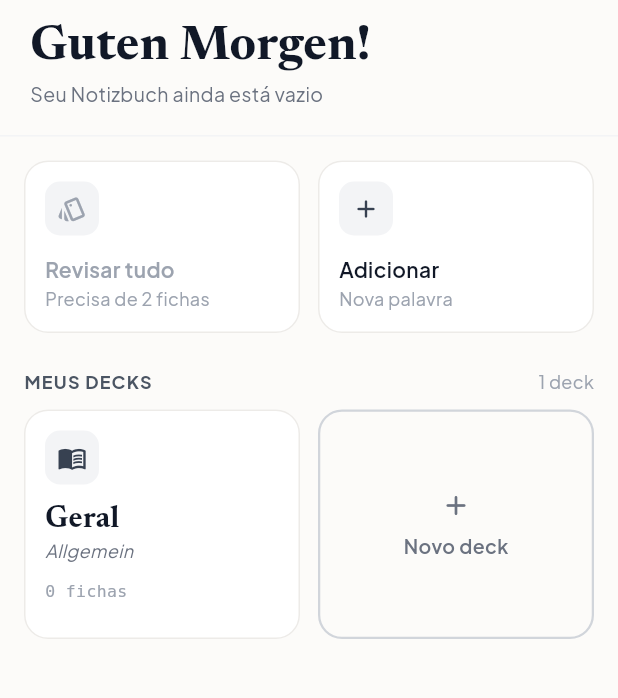
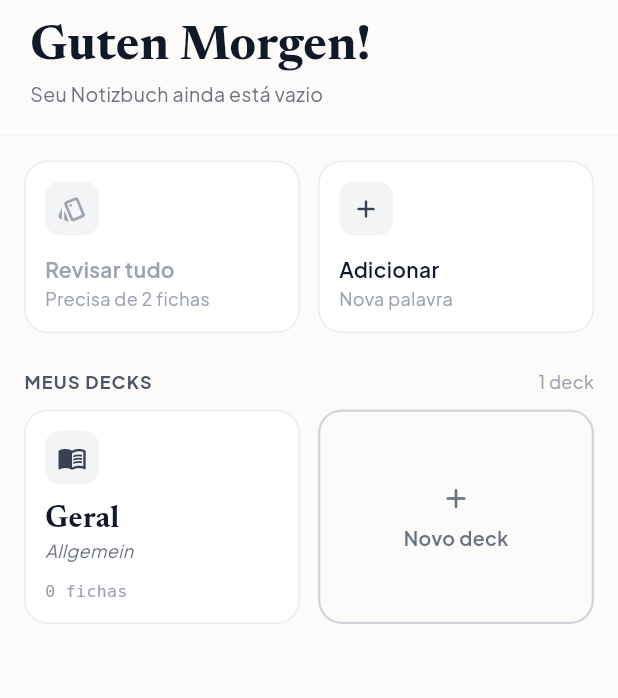
Before and after one commit to brunodiedrich97/mein-notizbuch, a Flutter app: the screen it shows after launch, on a phone screen of 412 x 824 dp, the part 66-764 px from its top. Run offline on Flutter 3.47's test engine with Material 3 defaults, Android fonts, the phone set to English and light mode, and no system bars; our stand-ins replace drift, flutter_riverpod, flutter_svg, flutter_tts, sqlite3_flutter_libs; missing offline and left inert: sqlite3; accounts and stored records are empty; generated files the repository leaves out were written again.

Commit message:
fix(decks): ajustar barra de classes nos decks
- Corrige a CategoryBar, que não aparecia: os segmentos ficavam com
  altura zero dentro da Row (falta de CrossAxisAlignment.stretch)
- Mostra só o nome da classe na legenda da tela do deck, sem a
  quantidade
- Remove a barra de classes dos cartões de deck na tela inicial

```diff
--- a/lib/features/decks/presentation/widgets/category_bar.dart
+++ b/lib/features/decks/presentation/widgets/category_bar.dart
@@ -37,6 +37,8 @@ class CategoryBar extends StatelessWidget {
       child: SizedBox(
         height: height,
         child: Row(
+          // Sem "stretch", os ColoredBox (sem filho) ficam com altura zero.
+          crossAxisAlignment: CrossAxisAlignment.stretch,
           children: [
             for (var i = 0; i < counts.length; i++) ...[
               if (i > 0) const SizedBox(width: 1.5),
@@ -54,7 +56,7 @@ class CategoryBar extends StatelessWidget {
   }
 }
 
-/// Legenda da [CategoryBar]: "● der 2  ● die 1  ● verbo 3".
+/// Legenda da [CategoryBar]: "● der  ● die  ● verbo".
 class CategoryLegend extends StatelessWidget {
   const CategoryLegend({super.key, required this.words});
 
@@ -81,7 +83,7 @@ class CategoryLegend extends StatelessWidget {
               ),
               const SizedBox(width: 4),
               Text(
-                '${_legendLabel(e.key)} ${e.value}',
+                _legendLabel(e.key),
                 style: TextStyle(
                   fontSize: 12,
                   fontWeight: FontWeight.w600,
--- a/lib/features/decks/presentation/widgets/deck_card.dart
+++ b/lib/features/decks/presentation/widgets/deck_card.dart
@@ -3,7 +3,6 @@ import 'package:flutter/material.dart';
 import '../../../../core/theme/app_theme.dart';
 import '../../providers/deck_provider.dart';
 import '../deck_icon_data.dart';
-import 'category_bar.dart';
 
 /// Quadrado claro com o ícone do deck.
 class DeckIconBox extends StatelessWidget {
@@ -98,8 +97,6 @@ class DeckCard extends StatelessWidget {
                 count == 1 ? '1 ficha' : '$count fichas',
                 style: AppTheme.mono(fontSize: 11, color: p.text400),
               ),
-              const SizedBox(height: 6),
-              CategoryBar(words: summary.words),
             ],
           ),
         ),
```
